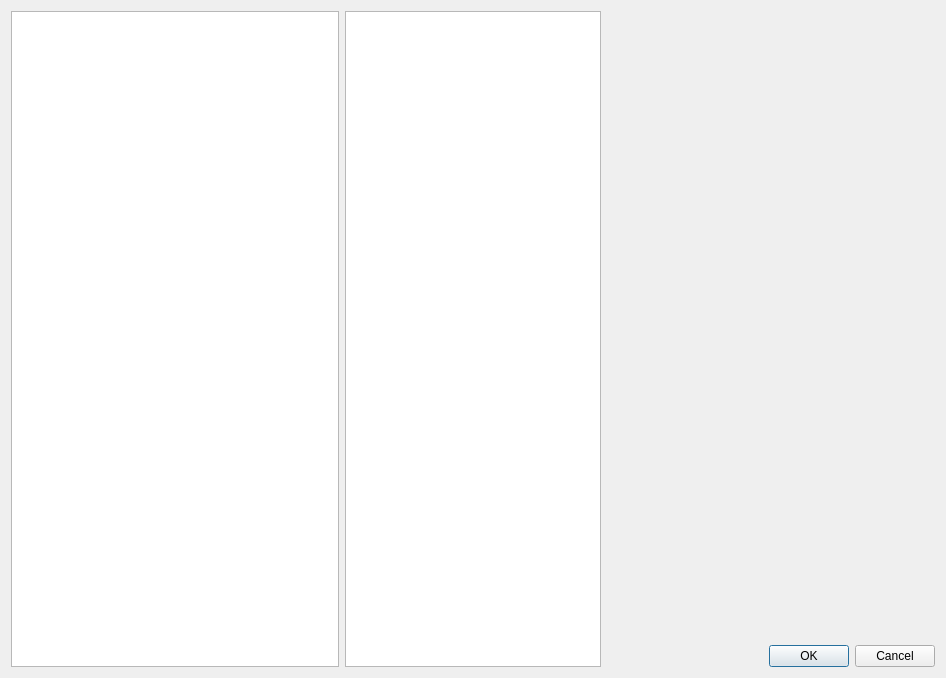
Above: settingsdialog.ui from mvasilchuk/yasem-desktop-gui before the change. Below: the same form after it.
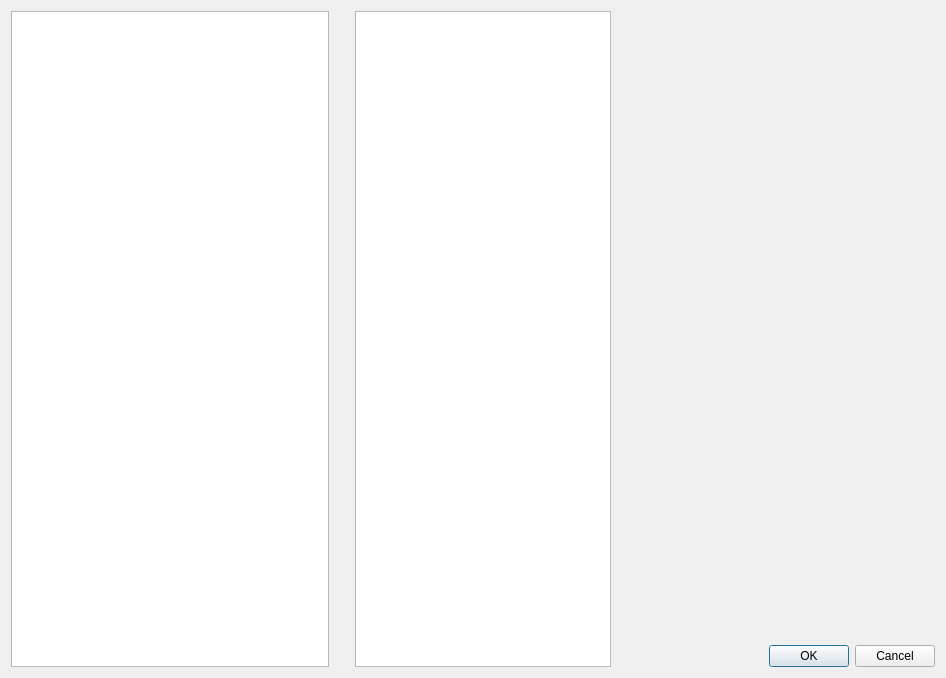
That is the form after the change.

Patch:
```diff
--- a/settingsdialog.ui
+++ b/settingsdialog.ui
@@ -21,6 +21,19 @@
      </property>
     </widget>
    </item>
+   <item>
+    <spacer name="verticalSpacer">
+     <property name="orientation">
+      <enum>Qt::Vertical</enum>
+     </property>
+     <property name="sizeHint" stdset="0">
+      <size>
+       <width>20</width>
+       <height>40</height>
+      </size>
+     </property>
+    </spacer>
+   </item>
    <item>
     <widget class="QTreeView" name="settingsTree">
      <property name="sizePolicy">
```
